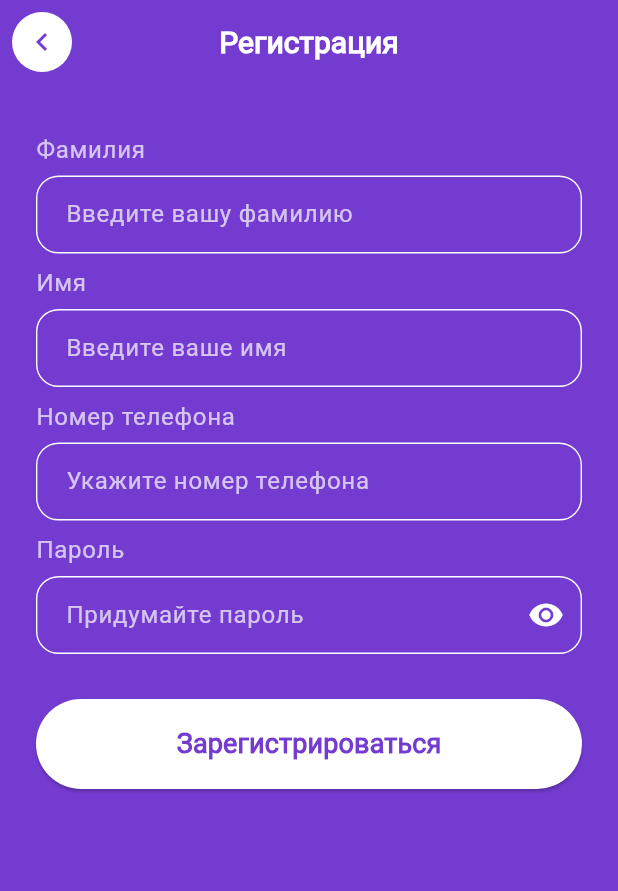
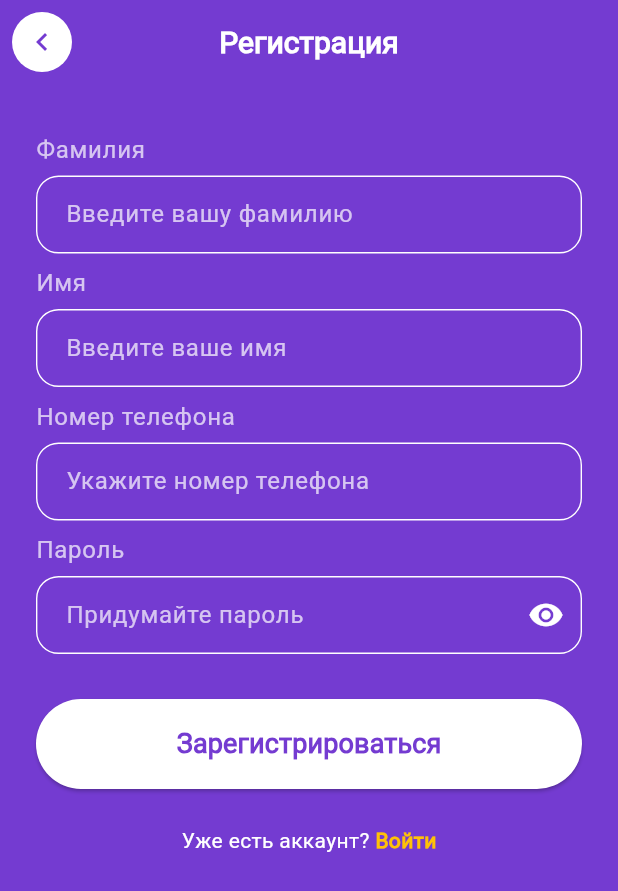
Before and after one commit to aizirek7/flutter_course_reg_auth, a Flutter app: the screen it shows after launch, after a tap on "Регистрация", on a phone screen of 412 x 824 dp. Shown: the top 891 px of the screen. Run offline on Flutter 3.47's test engine with Material 3 defaults, Android fonts, the phone set to English and light mode, and no system bars.

Commit message:
5th homework completed

```diff
--- a/lib/main.dart
+++ b/lib/main.dart
@@ -1,4 +1,6 @@
 import 'package:flutter/material.dart';
+import 'package:reg_auth/screens/registration_screen.dart';
+import 'package:reg_auth/screens/login_screen.dart';
 import 'screens/welcome_screen.dart';
 
 void main() {
--- a/lib/screens/registration_screen.dart
+++ b/lib/screens/registration_screen.dart
@@ -1,11 +1,13 @@
 import 'package:flutter/material.dart';
+import 'package:reg_auth/screens/welcome_screen.dart';
+import 'package:reg_auth/screens/login_screen.dart';
 
-class AuthScreen extends StatefulWidget {
+class RegisterScreen extends StatefulWidget {
   @override
-  _AuthScreenState createState() => _AuthScreenState();
+  _RegisterScreenState createState() => _RegisterScreenState();
 }
 
-class _AuthScreenState extends State<AuthScreen> {
+class _RegisterScreenState extends State<RegisterScreen> {
   bool _obscurePassword = true;
 
   @override
@@ -19,7 +21,10 @@ class _AuthScreenState extends State<AuthScreen> {
           padding: const EdgeInsets.all(8.0),
           child: IconButton(
             onPressed: () {
-              Navigator.pop(context);
+              Navigator.pushReplacement(
+                context,
+                MaterialPageRoute(builder: (context) => WelcomeScreen()),
+              );
             },
             icon: Icon(Icons.chevron_left, color: Color(0xFF743BD1)),
             style: IconButton.styleFrom(
@@ -37,7 +42,7 @@ class _AuthScreenState extends State<AuthScreen> {
             color: Colors.white,
             fontWeight: FontWeight.w600,
             fontSize: 20,
-            fontFamily: 'Roboto', // Добавьте шрифт
+            fontFamily: 'Roboto',
           ),
         ),
       ),
@@ -63,7 +68,7 @@ class _AuthScreenState extends State<AuthScreen> {
                 height: 60,
                 child: ElevatedButton(
                   onPressed: () {
-                    // Тут логика отправки данных
+                    // Логика регистрации
                   },
                   style: ElevatedButton.styleFrom(
                     backgroundColor: Colors.white,
@@ -77,10 +82,59 @@ class _AuthScreenState extends State<AuthScreen> {
                       color: Color(0xFF743BD1),
                       fontSize: 18,
                       fontWeight: FontWeight.w700,
-                      fontFamily: 'Roboto', // Добавьте шрифт
+                      fontFamily: 'Roboto',
                     ),
                   ),
                 ),
+              ),
+              SizedBox(height: 24),
+              Row(
+                mainAxisAlignment: MainAxisAlignment.center,
+                children: [
+                  const Text(
+                    "Уже есть аккаунт? ",
+                    style: TextStyle(
+                      color: Colors.white,
+                      fontFamily: 'Roboto',
+                      fontSize: 14,
+                    ),
+                  ),
+
+                  // GestureDetector(
+                  //   onTap: () {
+                  //     Navigator.pushNamed(
+                  //       context,
+                  //       '/login',
+                  //     ); // Переход на экран входа
+                  //   },
+                  //   child: const Text(
+                  //     'Войти',
+                  //     style: TextStyle(
+                  //       color: Colors.amber,
+                  //       fontWeight: FontWeight.bold,
+                  //       fontFamily: 'Roboto',
+                  //       fontSize: 14,
+                  //     ),
+                  //   ),
+                  // ),
+                  GestureDetector(
+                    onTap: () {
+                      Navigator.push(
+                        context,
+                        MaterialPageRoute(builder: (context) => LoginScreen()),
+                      );
+                    },
+                    child: const Text(
+                      'Войти',
+                      style: TextStyle(
+                        color: Colors.amber,
+                        fontWeight: FontWeight.bold,
+                        fontFamily: 'Roboto',
+                        fontSize: 14,
+                      ),
+                    ),
+                  ),
+                ],
               ),
             ],
           ),
@@ -104,7 +158,7 @@ class _AuthScreenState extends State<AuthScreen> {
             fontSize: 16,
             fontWeight: FontWeight.w400,
             letterSpacing: 0.5,
-            fontFamily: 'Roboto', // Добавьте шрифт
+            fontFamily: 'Roboto',
           ),
         ),
         SizedBox(height: 6),
@@ -115,7 +169,7 @@ class _AuthScreenState extends State<AuthScreen> {
             hintStyle: TextStyle(
               color: Color.fromRGBO(255, 255, 255, 0.7),
               fontFamily: 'Roboto',
-            ), // Добавьте шрифт
+            ),
             filled: true,
             fillColor: Color(0xFF743BD1),
             contentPadding: EdgeInsets.symmetric(horizontal: 16, vertical: 14),
@@ -137,7 +191,7 @@ class _AuthScreenState extends State<AuthScreen> {
             fontSize: 16,
             fontWeight: FontWeight.w400,
             letterSpacing: 0.5,
-            fontFamily: 'Roboto', // Добавьте шрифт
+            fontFamily: 'Roboto',
           ),
           cursorColor: Colors.white,
         ),
@@ -156,7 +210,7 @@ class _AuthScreenState extends State<AuthScreen> {
             fontSize: 16,
             fontWeight: FontWeight.w400,
             letterSpacing: 0.5,
-            fontFamily: 'Roboto', // Добавьте шрифт
+            fontFamily: 'Roboto',
           ),
         ),
         SizedBox(height: 6),
@@ -167,7 +221,7 @@ class _AuthScreenState extends State<AuthScreen> {
             hintStyle: TextStyle(
               color: Color.fromRGBO(255, 255, 255, 0.7),
               fontFamily: 'Roboto',
-            ), // Добавьте шрифт
+            ),
             filled: true,
             fillColor: Color(0xFF743BD1),
             contentPadding: EdgeInsets.symmetric(horizontal: 16, vertical: 14),
@@ -200,7 +254,7 @@ class _AuthScreenState extends State<AuthScreen> {
             fontSize: 16,
             fontWeight: FontWeight.w400,
             letterSpacing: 0.5,
-            fontFamily: 'Roboto', // Добавьте шрифт
+            fontFamily: 'Roboto',
           ),
           cursorColor: Colors.white,
         ),
--- a/lib/screens/welcome_screen.dart
+++ b/lib/screens/welcome_screen.dart
@@ -1,5 +1,6 @@
 import 'package:flutter/material.dart';
 import 'package:reg_auth/screens/registration_screen.dart';
+import 'package:reg_auth/screens/login_screen.dart';
 
 class WelcomeScreen extends StatelessWidget {
   @override
@@ -34,7 +35,7 @@ class WelcomeScreen extends StatelessWidget {
               onPressed: () {
                 Navigator.push(
                   context,
-                  MaterialPageRoute(builder: (context) => AuthScreen()),
+                  MaterialPageRoute(builder: (context) => RegisterScreen()),
                 );
               },
               style: OutlinedButton.styleFrom(
@@ -57,10 +58,21 @@ class WelcomeScreen extends StatelessWidget {
 
             SizedBox(height: 10),
 
-            // Простой текст вместо кнопки
-            Text(
-              'У меня уже есть аккаунт',
-              style: TextStyle(color: Colors.white, fontSize: 18),
+            GestureDetector(
+              onTap: () {
+                Navigator.push(
+                  context,
+                  MaterialPageRoute(builder: (context) => LoginScreen()),
+                );
+              },
+              child: Text(
+                'У меня уже есть аккаунт',
+                style: TextStyle(
+                  color: Colors.white,
+                  fontSize: 18,
+                  decoration: TextDecoration.underline,
+                ),
+              ),
             ),
 
             SizedBox(height: 63),
--- a/pubspec.yaml
+++ b/pubspec.yaml
@@ -57,6 +57,8 @@ flutter:
   uses-material-design: true
   assets:
     - assets/logo.png
+    - assets/google.png
+    - assets/facebook.png
   fonts:
     - family: "Roboto"
       fonts:
```
Also changed, not shown: lib/screens/login_screen.dart (added, +243 -0 lines), assets/facebook.png (added), assets/google.png (added).
